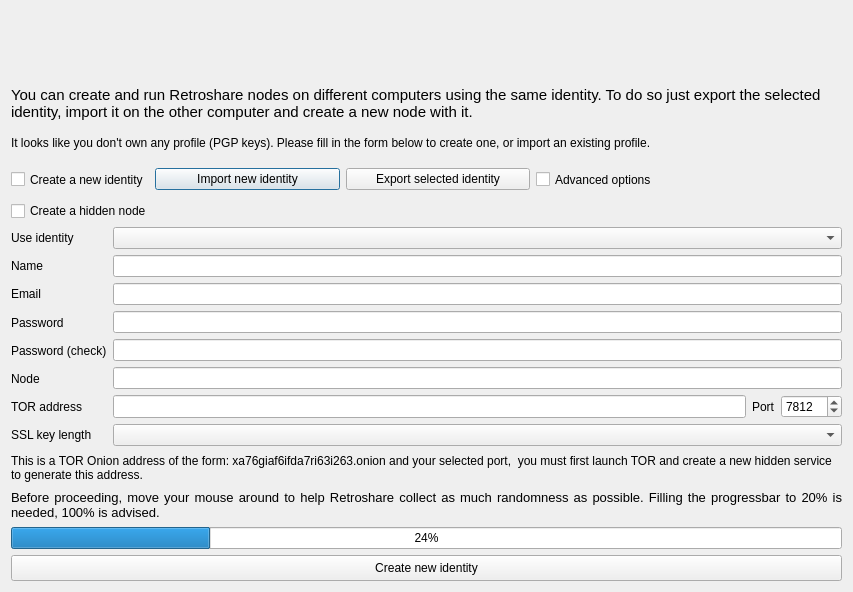
Before: the Qt Designer form retroshare-gui/src/gui/GenCertDialog.ui in RetroShare/RetroShare, drawn with Qt 5.
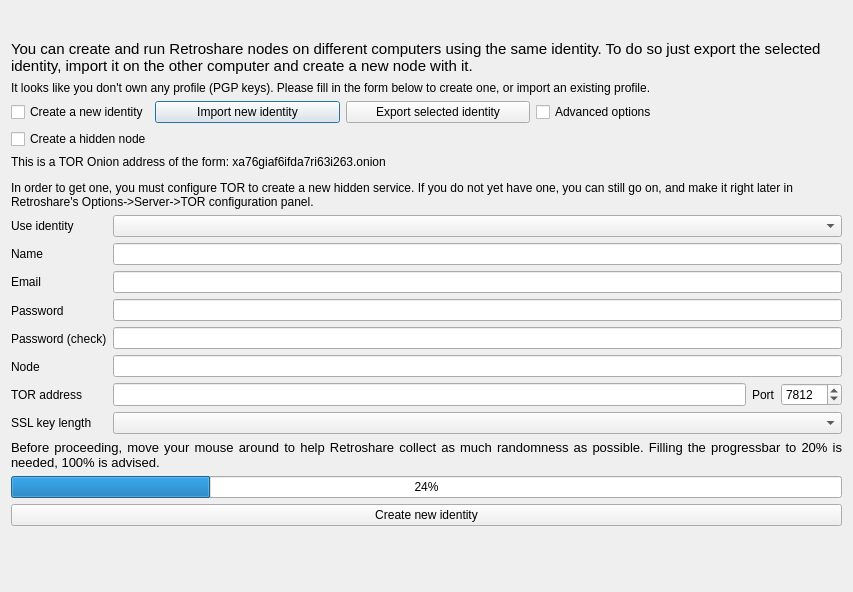
After: the same form once the commit is applied. Icons and pictures are not drawn. Custom widgets are drawn as their Qt base class.

Commit message: improved cert creation dialog

```diff
--- a/retroshare-gui/src/gui/GenCertDialog.ui
+++ b/retroshare-gui/src/gui/GenCertDialog.ui
@@ -213,6 +213,28 @@
      </item>
     </layout>
    </item>
+   <item>
+    <widget class="QLabel" name="label_hiddenaddr2">
+     <property name="minimumSize">
+      <size>
+       <width>0</width>
+       <height>30</height>
+      </size>
+     </property>
+     <property name="lineWidth">
+      <number>1</number>
+     </property>
+     <property name="text">
+      <string>&lt;html&gt;&lt;head/&gt;&lt;body&gt;&lt;p&gt;This is a TOR Onion address of the form: xa76giaf6ifda7ri63i263.onion &lt;/p&gt;&lt;p&gt;In order to get one, you must configure TOR to create a new hidden service. If you do not yet have one, you can still go on, and make it right later in Retroshare's Options-&amp;gt;Server-&amp;gt;TOR configuration panel.&lt;/p&gt;&lt;/body&gt;&lt;/html&gt;</string>
+     </property>
+     <property name="scaledContents">
+      <bool>false</bool>
+     </property>
+     <property name="wordWrap">
+      <bool>true</bool>
+     </property>
+    </widget>
+   </item>
    <item>
     <layout class="QHBoxLayout" name="horizontalLayout">
      <item>
@@ -437,28 +459,6 @@
      </item>
     </layout>
    </item>
-   <item>
-    <widget class="QLabel" name="label_hiddenaddr2">
-     <property name="minimumSize">
-      <size>
-       <width>0</width>
-       <height>30</height>
-      </size>
-     </property>
-     <property name="lineWidth">
-      <number>1</number>
-     </property>
-     <property name="text">
-      <string>This is a TOR Onion address of the form: xa76giaf6ifda7ri63i263.onion and your selected port,  you must first launch TOR and create a new hidden service to generate this address.</string>
-     </property>
-     <property name="scaledContents">
-      <bool>false</bool>
-     </property>
-     <property name="wordWrap">
-      <bool>true</bool>
-     </property>
-    </widget>
-   </item>
    <item>
     <widget class="QLabel" name="entropy_label">
      <property name="font">
@@ -504,6 +504,19 @@
      </property>
     </widget>
    </item>
+   <item>
+    <spacer name="verticalSpacer">
+     <property name="orientation">
+      <enum>Qt::Vertical</enum>
+     </property>
+     <property name="sizeHint" stdset="0">
+      <size>
+       <width>20</width>
+       <height>40</height>
+      </size>
+     </property>
+    </spacer>
+   </item>
   </layout>
   <zorder>headerFrame</zorder>
   <zorder>header_label</zorder>
```
Left out of the diff: 16 changed lines with no effect on the pictures. The commit also changes 1 other file.
